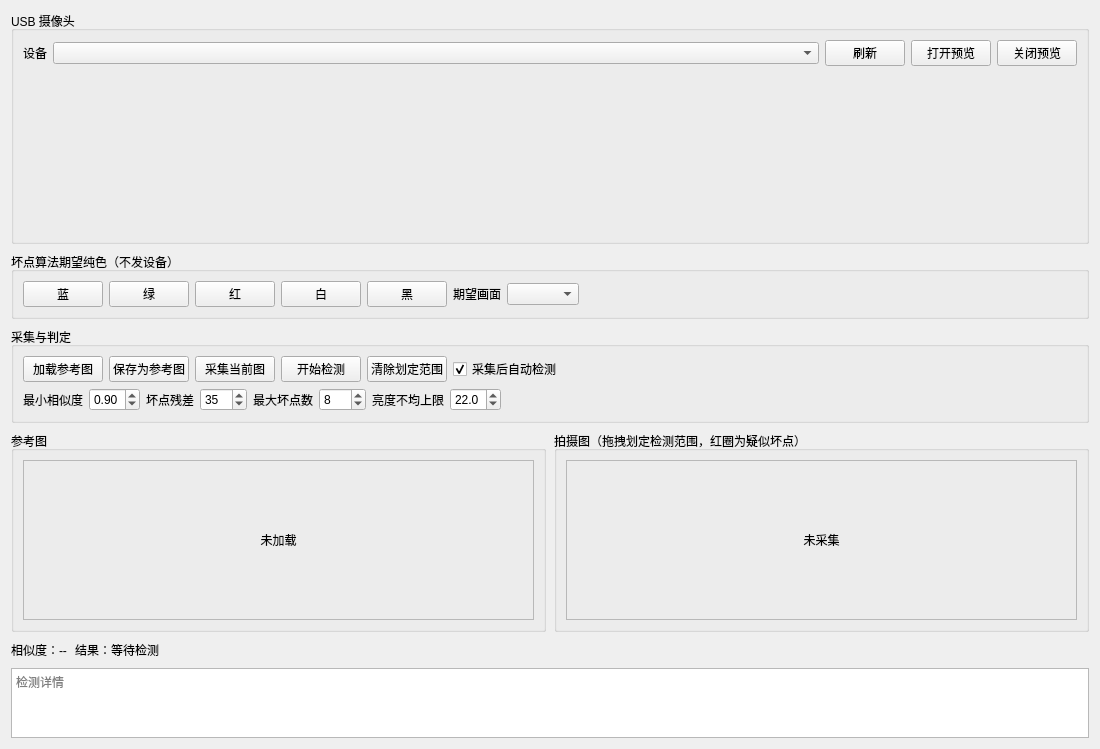
Old version of the form platform/debug/screen_inspect/screen_inspect_widget.ui in the repository yuhuang163/test.
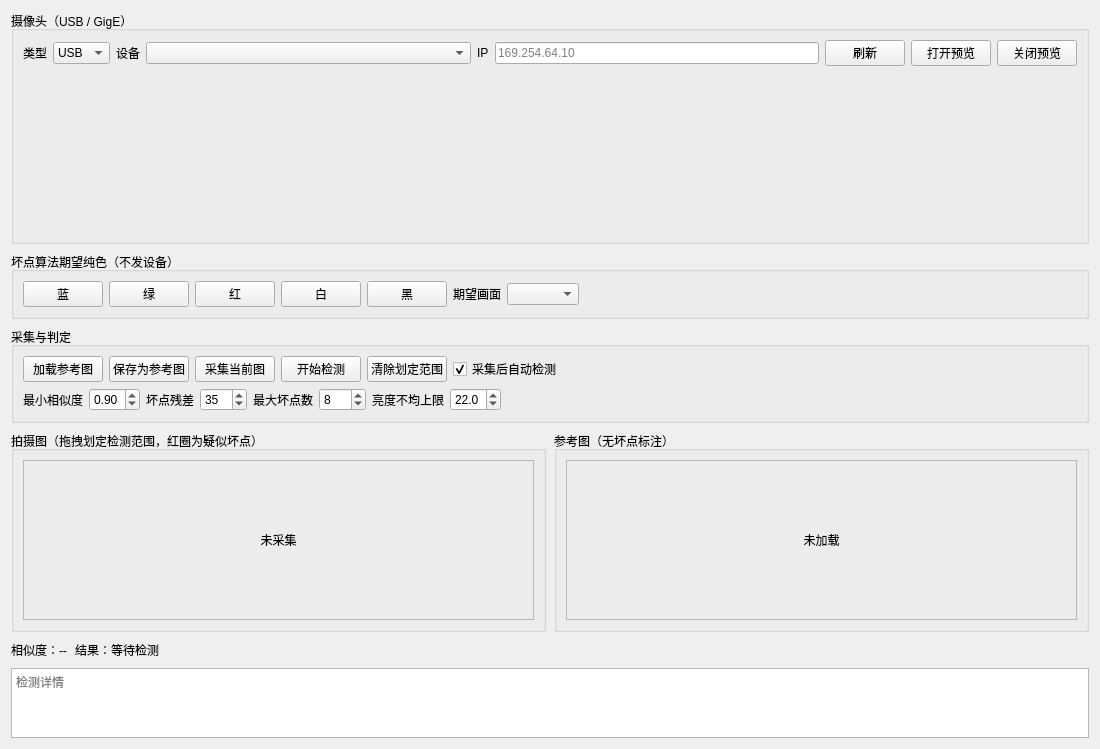
New version of the form.

Commit message: 新增屏幕工站   GIge摄像头相关驱动环境     以及解决remark过长问题

Patch:
```diff
--- a/platform/debug/screen_inspect/screen_inspect_widget.ui
+++ b/platform/debug/screen_inspect/screen_inspect_widget.ui
@@ -20,11 +20,32 @@
    <item>
     <widget class="QGroupBox" name="groupBox_screenInspectCamera">
      <property name="title">
-      <string>USB 摄像头</string>
+      <string>摄像头（USB / GigE）</string>
      </property>
      <layout class="QVBoxLayout" name="verticalLayout_camera">
       <item>
        <layout class="QHBoxLayout" name="horizontalLayout_cameraBar">
+        <item>
+         <widget class="QLabel" name="label_cameraSource">
+          <property name="text">
+           <string>类型</string>
+          </property>
+         </widget>
+        </item>
+        <item>
+         <widget class="QComboBox" name="comboBox_cameraSource">
+          <item>
+           <property name="text">
+            <string>USB</string>
+           </property>
+          </item>
+          <item>
+           <property name="text">
+            <string>GigE</string>
+           </property>
+          </item>
+         </widget>
+        </item>
         <item>
          <widget class="QLabel" name="label_camera">
           <property name="text">
@@ -42,6 +63,26 @@
           </property>
          </widget>
         </item>
+        <item>
+         <widget class="QLabel" name="label_gigeIp">
+          <property name="text">
+           <string>IP</string>
+          </property>
+         </widget>
+        </item>
+        <item>
+         <widget class="QLineEdit" name="lineEdit_gigeIp">
+          <property name="placeholderText">
+           <string>169.254.64.10</string>
+          </property>
+          <property name="minimumSize">
+           <size>
+            <width>120</width>
+            <height>0</height>
+           </size>
+          </property>
+         </widget>
+        </item>
         <item>
          <widget class="QPushButton" name="btnRefreshCameras">
           <property name="text">
@@ -329,34 +370,6 @@
    </item>
    <item>
     <layout class="QHBoxLayout" name="horizontalLayout_images">
-     <item>
-      <widget class="QGroupBox" name="groupBox_refImage">
-       <property name="title">
-        <string>参考图</string>
-       </property>
-       <layout class="QVBoxLayout" name="verticalLayout_ref">
-        <item>
-         <widget class="QLabel" name="label_refImage">
-          <property name="minimumSize">
-           <size>
-            <width>240</width>
-            <height>160</height>
-           </size>
-          </property>
-          <property name="frameShape">
-           <enum>QFrame::StyledPanel</enum>
-          </property>
-          <property name="alignment">
-           <set>Qt::AlignCenter</set>
-          </property>
-          <property name="text">
-           <string>未加载</string>
-          </property>
-         </widget>
-        </item>
-       </layout>
-      </widget>
-     </item>
      <item>
       <widget class="QGroupBox" name="groupBox_currImage">
        <property name="title">
@@ -385,6 +398,34 @@
        </layout>
       </widget>
      </item>
+     <item>
+      <widget class="QGroupBox" name="groupBox_refImage">
+       <property name="title">
+        <string>参考图（无坏点标注）</string>
+       </property>
+       <layout class="QVBoxLayout" name="verticalLayout_ref">
+        <item>
+         <widget class="QLabel" name="label_refImage">
+          <property name="minimumSize">
+           <size>
+            <width>240</width>
+            <height>160</height>
+           </size>
+          </property>
+          <property name="frameShape">
+           <enum>QFrame::StyledPanel</enum>
+          </property>
+          <property name="alignment">
+           <set>Qt::AlignCenter</set>
+          </property>
+          <property name="text">
+           <string>未加载</string>
+          </property>
+         </widget>
+        </item>
+       </layout>
+      </widget>
+     </item>
     </layout>
    </item>
    <item>
```
The commit also changes 89 other files.
